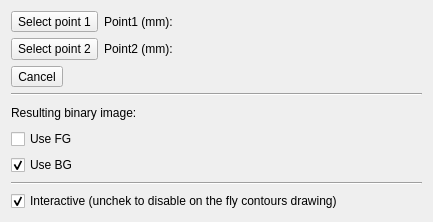
First picture: the form in vv/qt_ui/vvToolProfile.ui, repository open-vv/vv, before the edit.
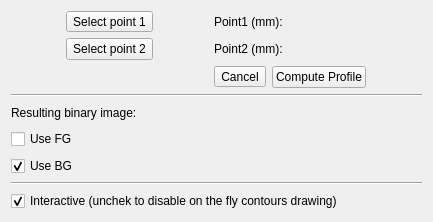
Second picture: the form after the edit. Custom widgets are drawn as their Qt base class.

Patch:
```diff
--- a/vv/qt_ui/vvToolProfile.ui
+++ b/vv/qt_ui/vvToolProfile.ui
@@ -35,12 +35,29 @@
          </property>
         </widget>
        </item>
-       <item row="3" column="1">
-        <widget class="QToolButton" name="mCancelPoints">
-         <property name="text">
-          <string>Cancel</string>
-         </property>
-        </widget>
+       <item row="3" column="2">
+        <layout class="QHBoxLayout" name="horizontalLayout_6">
+         <item>
+          <widget class="QToolButton" name="mCancelPointsButton">
+           <property name="text">
+            <string>Cancel</string>
+           </property>
+          </widget>
+         </item>
+         <item>
+          <widget class="QPushButton" name="mComputeProfileButton">
+           <property name="sizePolicy">
+            <sizepolicy hsizetype="Fixed" vsizetype="Fixed">
+             <horstretch>0</horstretch>
+             <verstretch>0</verstretch>
+            </sizepolicy>
+           </property>
+           <property name="text">
+            <string>Compute Profile</string>
+           </property>
+          </widget>
+         </item>
+        </layout>
        </item>
        <item row="1" column="2">
         <layout class="QHBoxLayout" name="horizontalLayout">
```
Left out of the diff: 36 changed lines with no effect on the pictures.
